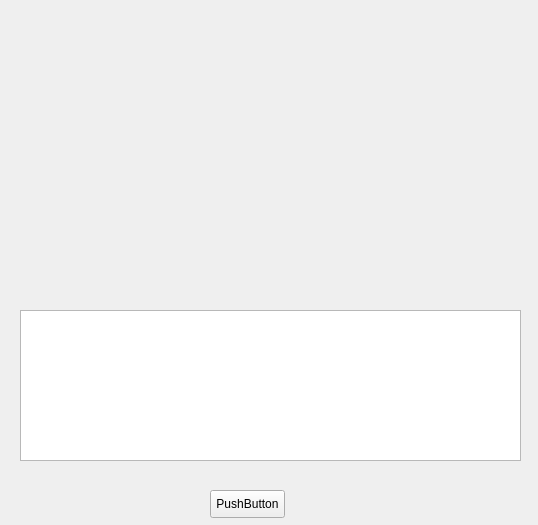
The window that miniprojet/ScriptViewer.ui (packadal/Tulip-Plugins) describes before a commit, drawn with Qt 5.
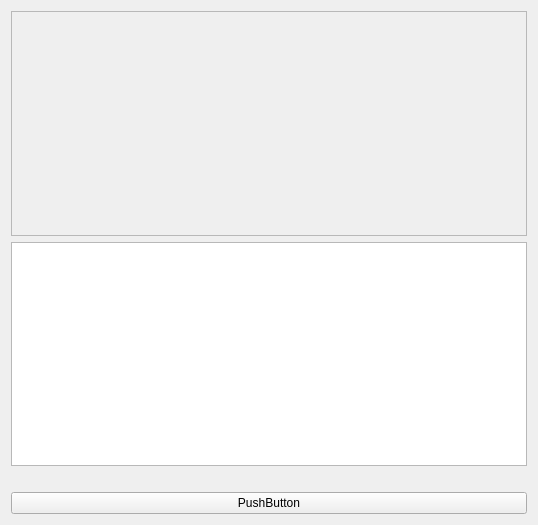
The same window after the commit.

```diff
--- a/miniprojet/ScriptViewer.ui
+++ b/miniprojet/ScriptViewer.ui
@@ -12,38 +12,33 @@
   <property name="windowTitle" >
    <string>tulip_plugins</string>
   </property>
-  <widget class="QPushButton" name="pushButton" >
-   <property name="geometry" >
-    <rect>
-     <x>210</x>
-     <y>490</y>
-     <width>75</width>
-     <height>28</height>
-    </rect>
-   </property>
-   <property name="text" >
-    <string>PushButton</string>
-   </property>
-  </widget>
-  <widget class="QTextEdit" name="textEdit" >
-   <property name="geometry" >
-    <rect>
-     <x>20</x>
-     <y>310</y>
-     <width>501</width>
-     <height>151</height>
-    </rect>
-   </property>
-  </widget>
+  <layout class="QVBoxLayout" name="verticalLayout_3" >
+   <item>
+    <widget class="QFrame" name="frame" >
+     <property name="sizePolicy" >
+      <sizepolicy vsizetype="MinimumExpanding" hsizetype="MinimumExpanding" >
+       <horstretch>0</horstretch>
+       <verstretch>0</verstretch>
+      </sizepolicy>
+     </property>
+     <property name="frameShape" >
+      <enum>QFrame::StyledPanel</enum>
+     </property>
+     <property name="frameShadow" >
+      <enum>QFrame::Raised</enum>
+     </property>
+     <layout class="QVBoxLayout" name="verticalLayout_2" >
+      <item>
+       <layout class="QVBoxLayout" name="verticalLayout" />
+      </item>
+     </layout>
+    </widget>
+   </item>
+   <item>
+    <widget class="QTextEdit" name="textEdit" />
+   </item>
+   <item>
   <widget class="QLabel" name="label" >
-   <property name="geometry" >
-    <rect>
-     <x>30</x>
-     <y>460</y>
-     <width>491</width>
-     <height>21</height>
-    </rect>
-   </property>
    <property name="palette" >
     <palette>
      <active>
@@ -463,17 +458,15 @@
     <string/>
    </property>
   </widget>
-  <widget class="QWidget" name="verticalLayoutWidget" >
-   <property name="geometry" >
-    <rect>
-     <x>20</x>
-     <y>10</y>
-     <width>501</width>
-     <height>291</height>
-    </rect>
-   </property>
-   <layout class="QVBoxLayout" name="verticalLayout" />
-  </widget>
+   </item>
+   <item>
+    <widget class="QPushButton" name="pushButton" >
+     <property name="text" >
+      <string>PushButton</string>
+     </property>
+    </widget>
+   </item>
+  </layout>
  </widget>
  <layoutdefault spacing="6" margin="11" />
  <resources/>
```
Lines whose indentation alone changed are shown as unchanged.
